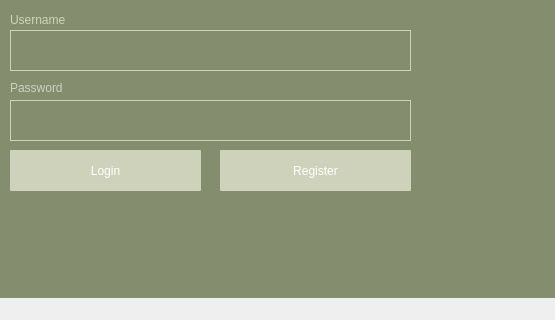
This is LibraryApp/mainwindow.ui in peterjmen/106.2_library_system as Qt 5 draws it before an edit; both pictures show x 0 to 555 and y 260 to 580 of the 891 by 580 pixel window. The edited form follows.
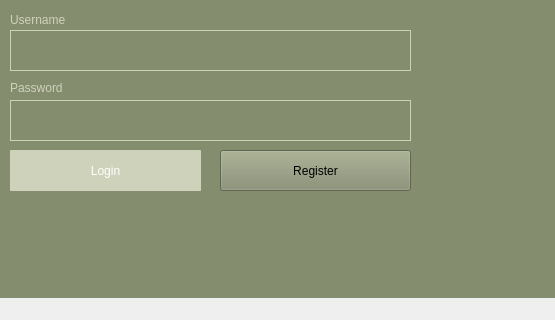
This is the edited form.

Diff of the .ui file:
```diff
--- a/LibraryApp/mainwindow.ui
+++ b/LibraryApp/mainwindow.ui
@@ -107,10 +107,13 @@
       </rect>
      </property>
      <property name="styleSheet">
-      <string notr="true">background-color: #CED2BA;
+      <string notr="true">[accessibleName = &quot;LoginBtns&quot;]{
+
+background-color: #CED2BA;
 border-radius : 1px;
 font: 300 12pt &quot;Segoe UI Light&quot;;
-color: rgb(255, 255, 255);</string>
+color: rgb(255, 255, 255);
+}</string>
      </property>
      <property name="text">
       <string>Register</string>
```
Left out of the diff: 6 changed lines with no effect on the pictures.
